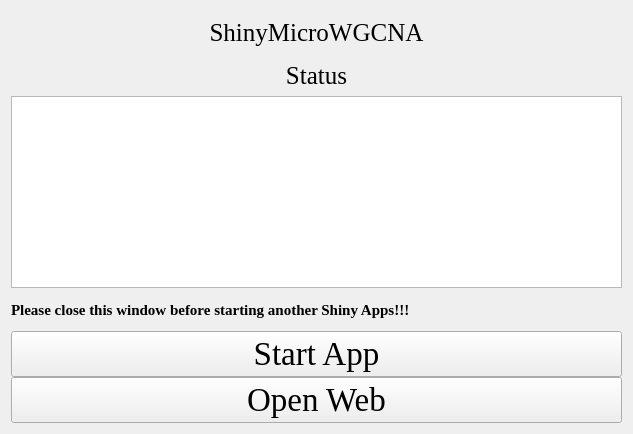
Qt form ShinyMicroWGCNA.ui (hzaurzli/MicroWorldOmics) before a commit.
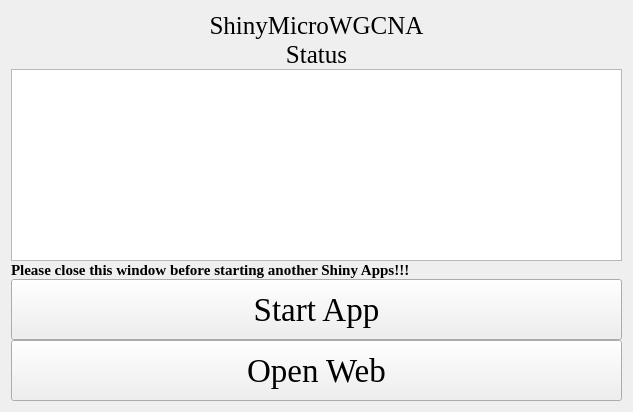
The same form after that commit. Icons and pictures are not drawn.

The edit to the form file:
```diff
--- a/ShinyMicroWGCNA.ui
+++ b/ShinyMicroWGCNA.ui
@@ -7,7 +7,7 @@
     <x>0</x>
     <y>0</y>
     <width>633</width>
-    <height>434</height>
+    <height>412</height>
    </rect>
   </property>
   <property name="windowTitle">
@@ -27,6 +27,12 @@
      </property>
      <item row="0" column="0" colspan="3">
       <widget class="QLabel" name="label">
+       <property name="sizePolicy">
+        <sizepolicy hsizetype="Preferred" vsizetype="Fixed">
+         <horstretch>0</horstretch>
+         <verstretch>0</verstretch>
+        </sizepolicy>
+       </property>
        <property name="font">
         <font>
          <family>Times New Roman</family>
@@ -43,6 +49,12 @@
      </item>
      <item row="3" column="0" colspan="3">
       <widget class="QLabel" name="label_4">
+       <property name="sizePolicy">
+        <sizepolicy hsizetype="Preferred" vsizetype="Fixed">
+         <horstretch>0</horstretch>
+         <verstretch>0</verstretch>
+        </sizepolicy>
+       </property>
        <property name="font">
         <font>
          <family>Times New Roman</family>
@@ -66,6 +78,12 @@
      </item>
      <item row="7" column="0" colspan="3">
       <widget class="QLabel" name="label_3">
+       <property name="sizePolicy">
+        <sizepolicy hsizetype="Preferred" vsizetype="Fixed">
+         <horstretch>0</horstretch>
+         <verstretch>0</verstretch>
+        </sizepolicy>
+       </property>
        <property name="font">
         <font>
          <family>Times New Roman</family>
@@ -81,6 +99,12 @@
      </item>
      <item row="8" column="0" colspan="3">
       <widget class="QPushButton" name="pushButton">
+       <property name="sizePolicy">
+        <sizepolicy hsizetype="Preferred" vsizetype="Preferred">
+         <horstretch>0</horstretch>
+         <verstretch>0</verstretch>
+        </sizepolicy>
+       </property>
        <property name="font">
         <font>
          <family>Times New Roman</family>
@@ -94,6 +118,12 @@
      </item>
      <item row="9" column="0" colspan="3">
       <widget class="QPushButton" name="pushButton_2">
+       <property name="sizePolicy">
+        <sizepolicy hsizetype="Preferred" vsizetype="Preferred">
+         <horstretch>0</horstretch>
+         <verstretch>0</verstretch>
+        </sizepolicy>
+       </property>
        <property name="font">
         <font>
          <family>Times New Roman</family>
```
